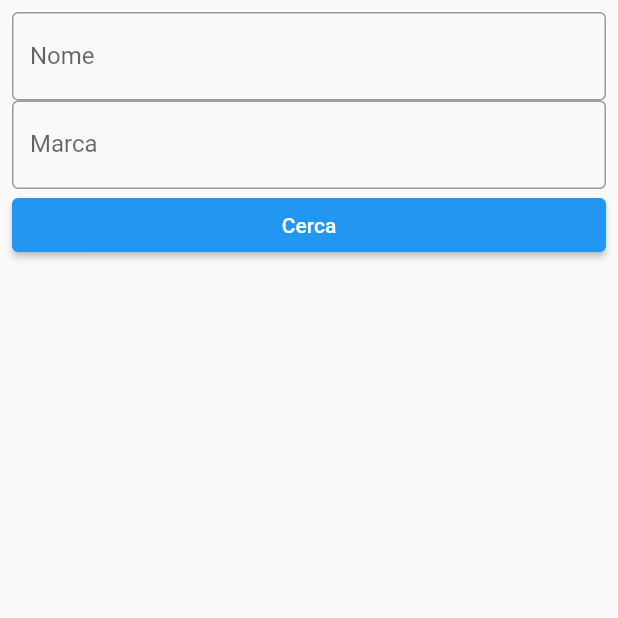
After one commit to SimoneT99/Greet_food_Progetto_Esame, a Flutter app: the PaginaRicercaProdotto screen opened directly, after a tap on "Cerca", on a phone screen of 412 x 824 dp, the top half of it. The commit adds this screen. Run offline on Flutter 3.47's test engine with Material 2 defaults, Android fonts, the phone set to English and light mode, and no system bars; our stand-ins replace camera, persistent_bottom_nav_bar, syncfusion_flutter_charts; missing offline and left inert: mobile_scanner.

Commit message:
Aggiunta articolo, ricerca e grafico prezzi

```diff
--- a/lib/Classes/GestioneDati/ElaboratoreProdotti.dart
+++ b/lib/Classes/GestioneDati/ElaboratoreProdotti.dart
@@ -26,4 +26,39 @@ class ElaboratoreProdotti{
 
     throw Exception("Nessun prodotto con tale codice a barre");
   }
+
+  /**
+   * Dato un nome di un prodotto viene ritornata la lista dei prodotti con
+   * quel nome
+   */
+  List<Prodotto> filtraPerNome(String nome, {bool changeState  = false}){
+    List<Prodotto> prodotti = [];
+    for(int i = 0; i<_currentList.length; i++){
+      if(_currentList[i].nome == nome){
+        prodotti.add(_currentList[i]);
+      }
+    }
+    if(changeState){
+      this._currentList = prodotti;
+    }
+    return prodotti;
+  }
+
+
+  /**
+   * Data la marca di un prodotto viene ritornata la lista dei prodotti con
+   * quella marca
+   */
+  List<Prodotto> filtraPerMarca(String marca, {bool changeState  = false}){
+    List<Prodotto> prodotti = [];
+    for(int i = 0; i<_currentList.length; i++){
+      if(_currentList[i].marca == marca){
+        prodotti.add(_currentList[i]);
+      }
+    }
+    if(changeState){
+      this._currentList = prodotti;
+    }
+    return prodotti;
+  }
 }
--- a/lib/Classes/Items/Articolo.dart
+++ b/lib/Classes/Items/Articolo.dart
@@ -76,6 +76,8 @@ class Articolo implements Identifiable{
 
   DateTime get dataScadenza => _dataScadenza;
 
+  DateTime get dataInserimento => _dataInserimento;
+
   double get weight => _weight;
 
   double get prezzo => _prezzo;
--- a/lib/Widgets/PaginaDispensa.dart
+++ b/lib/Widgets/PaginaDispensa.dart
@@ -45,7 +45,7 @@ class PaginaDispensaStato extends State<PaginaDispensa> with SingleTickerProvide
     _tabController = TabController(length: 2, vsync: this);
 
     GenericManager<Articolo> managerArticoli = Provider.of<GenericManager<Articolo>>(context, listen: false);
-    this._articoli_contenuti = (new EleboratoreArticoli(managerArticoli.getAllElements())).filtraPerDispensa(_dispensa);
+    this._articoli_contenuti = (new ElaboratoreArticoli(managerArticoli.getAllElements())).filtraPerDispensa(_dispensa);
 
     super.initState();
   }
@@ -120,7 +120,7 @@ class InformazioniDispensa extends StatelessWidget{
     GenericManager<Articolo> managerArticoli = Provider.of<GenericManager<Articolo>>(context, listen: false);
     GenericManager<Prodotto> managerProdotti = Provider.of<GenericManager<Prodotto>>(context, listen: false);
 
-    EleboratoreArticoli eleboratoreArticoli = new EleboratoreArticoli(managerArticoli.getAllElements());
+    ElaboratoreArticoli eleboratoreArticoli = new ElaboratoreArticoli(managerArticoli.getAllElements());
     List<Articolo> articoliDispensaTotale = eleboratoreArticoli.filtraPerDispensa(this._dispensa);
 
     //articoli lasciati scadere
--- /dev/null
+++ b/lib/Widgets/PaginaRicercaProdotto.dart
@@ -0,0 +1,74 @@
+import 'package:flutter/material.dart';
+import 'package:greet_food/Classes/GestioneDati/ElaboratoreProdotti.dart';
+import 'package:provider/provider.dart';
+
+import '../Classes/GestioneDati/GenericManager.dart';
+import '../Classes/Items/Prodotto.dart';
+
+
+final formKey = GlobalKey<FormState>();
+
+class PaginaRicercaProdotto extends StatelessWidget{
+
+  String _marca = "";
+  String _nome = "";
+
+  @override
+  Widget build(BuildContext context) {
+    return Scaffold(
+      body: Padding(
+        padding: const EdgeInsets.all(8.0),
+        child: Form(
+          key: formKey,
+          child: ListView(
+            children: [
+              TextFormField(
+                decoration: InputDecoration(
+                  border: OutlineInputBorder(),
+                  labelText: 'Nome',
+                ),
+                validator: (value) {
+                  return null;
+                },
+                onSaved: (value){
+                  this._nome = value!;
+                },
+              ),
+              TextFormField(
+                decoration: InputDecoration(
+                  border: OutlineInputBorder(),
+                  labelText: 'Marca',
+                ),
+                validator: (value) {
+                  return null;
+                },
+                onSaved: (value){
+                  this._marca = value!;
+                },
+              ),
+              ElevatedButton(
+                  onPressed: (){
+                    if(formKey.currentState!.validate()){
+                      formKey.currentState!.save();
+                      GenericManager<Prodotto> managerProdotti = Provider.of<GenericManager<Prodotto>>(context, listen: false);
+                      List<Prodotto> listaProdotti = managerProdotti.getAllElements();
+                      ElaboratoreProdotti elaboratoreProdotti = new ElaboratoreProdotti(listaProdotti);
+                      if(_nome != ""){
+                        listaProdotti = elaboratoreProdotti.filtraPerNome(_nome);
+                      }
+                      if(_marca != ""){
+                        listaProdotti = elaboratoreProdotti.filtraPerNome(_marca);
+                      }
+                      //TODO
+                      print("Richiesta ricerca");
+                    }
+                  },
+                  child: Text("Cerca")
+              ),
+            ],
+          ),
+        ),
+      ),
+    );
+  }
+}
--- a/lib/Widgets/PaginaScadenze.dart
+++ b/lib/Widgets/PaginaScadenze.dart
@@ -72,7 +72,7 @@ class PaginaScadenzaStato extends State<PaginaScadenze> with SingleTickerProvide
                     children: [
                       Builder(
                           builder: (BuildContext context) {
-                            EleboratoreArticoli elaboratoreArticoli = new EleboratoreArticoli(_managerArticoli.getAllElements());
+                            ElaboratoreArticoli elaboratoreArticoli = new ElaboratoreArticoli(_managerArticoli.getAllElements());
                             elaboratoreArticoli.setListaArticoli(elaboratoreArticoli.filtraPerArticoliScaduti());
                             List<Articolo> articoliScaduti = elaboratoreArticoli.filtraPerConsumati(consumato: false);
                             return ViewArticoli(articoliScaduti);
@@ -80,7 +80,7 @@ class PaginaScadenzaStato extends State<PaginaScadenze> with SingleTickerProvide
                       ),
                       Builder(
                           builder: (BuildContext context) {
-                            EleboratoreArticoli elaboratoreArticoli = new EleboratoreArticoli(_managerArticoli.getAllElements());
+                            ElaboratoreArticoli elaboratoreArticoli = new ElaboratoreArticoli(_managerArticoli.getAllElements());
                             elaboratoreArticoli.setListaArticoli(elaboratoreArticoli.filtraPerArticoliInScadenza(7)); //TODO il tempo deve essere letto dalle impostazioni
                             List<Articolo> articoliInScadenza = elaboratoreArticoli.filtraPerConsumati(consumato: false);
                             return ViewArticoli(articoliInScadenza);
--- a/lib/Widgets/VisualizzazioneDispense.dart
+++ b/lib/Widgets/VisualizzazioneDispense.dart
@@ -65,7 +65,7 @@ class DispensaCard extends StatelessWidget{
 
   Widget build(BuildContext context) {
     final GenericManager<Articolo> managerArticoli = Provider.of<GenericManager<Articolo>>(context, listen: false);
-    final EleboratoreArticoli  eleboratoreArticoli = new EleboratoreArticoli(managerArticoli.getAllElements());
+    final ElaboratoreArticoli  eleboratoreArticoli = new ElaboratoreArticoli(managerArticoli.getAllElements());
     final int articoliContenuti = eleboratoreArticoli.filtraPerDispensa(_dispensa).length;
 
     return AspectRatio(
--- a/pubspec.yaml
+++ b/pubspec.yaml
@@ -35,6 +35,7 @@ dependencies:
   persistent_bottom_nav_bar: any
   intl: ^0.18.0
   mobile_scanner: ^3.0.0
+  syncfusion_flutter_charts: ^20.4.53
 
   camera:
   path_provider:
```
Also changed, not shown: lib/Classes/GestioneDati/ElaboratoreArticoli.dart (+53 -13 lines), lib/Widgets/Forms/CreazioneArticolo.dart (+25 -34 lines), lib/Widgets/HomeSection.dart (+11 -2 lines), lib/Widgets/PaginaProdotto.dart (+73 -1 lines), pubspec.lock.
